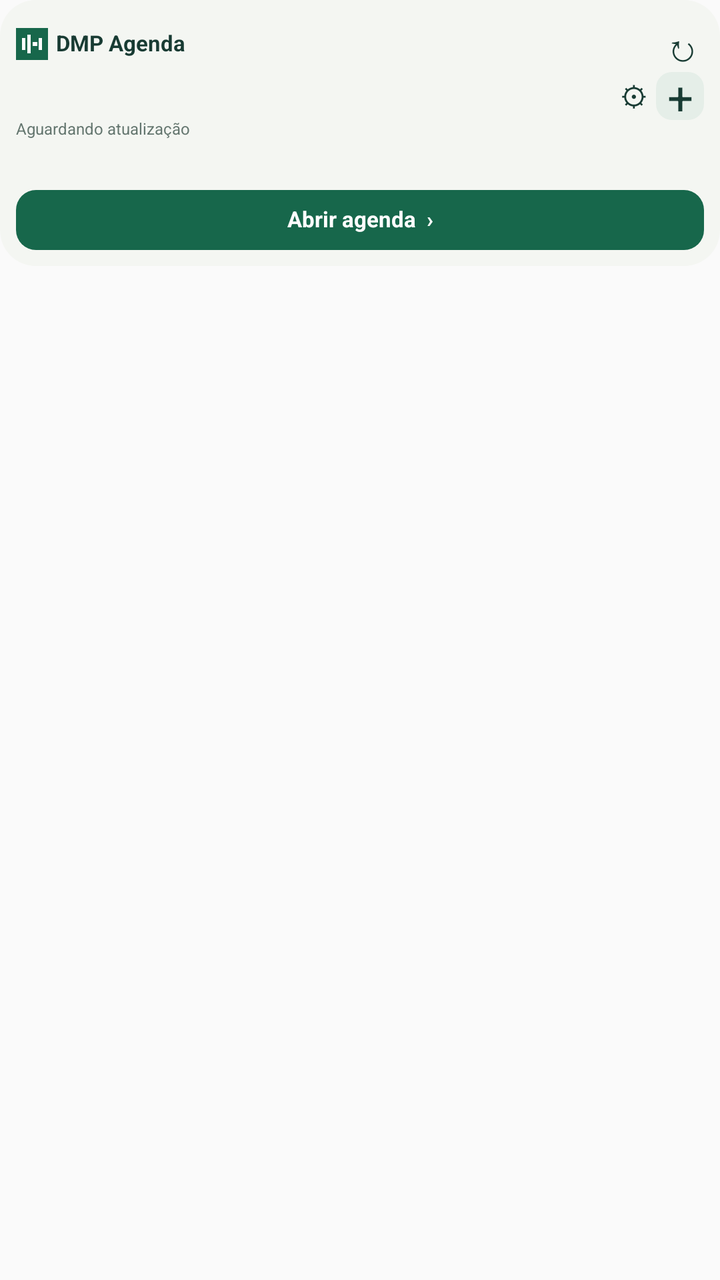
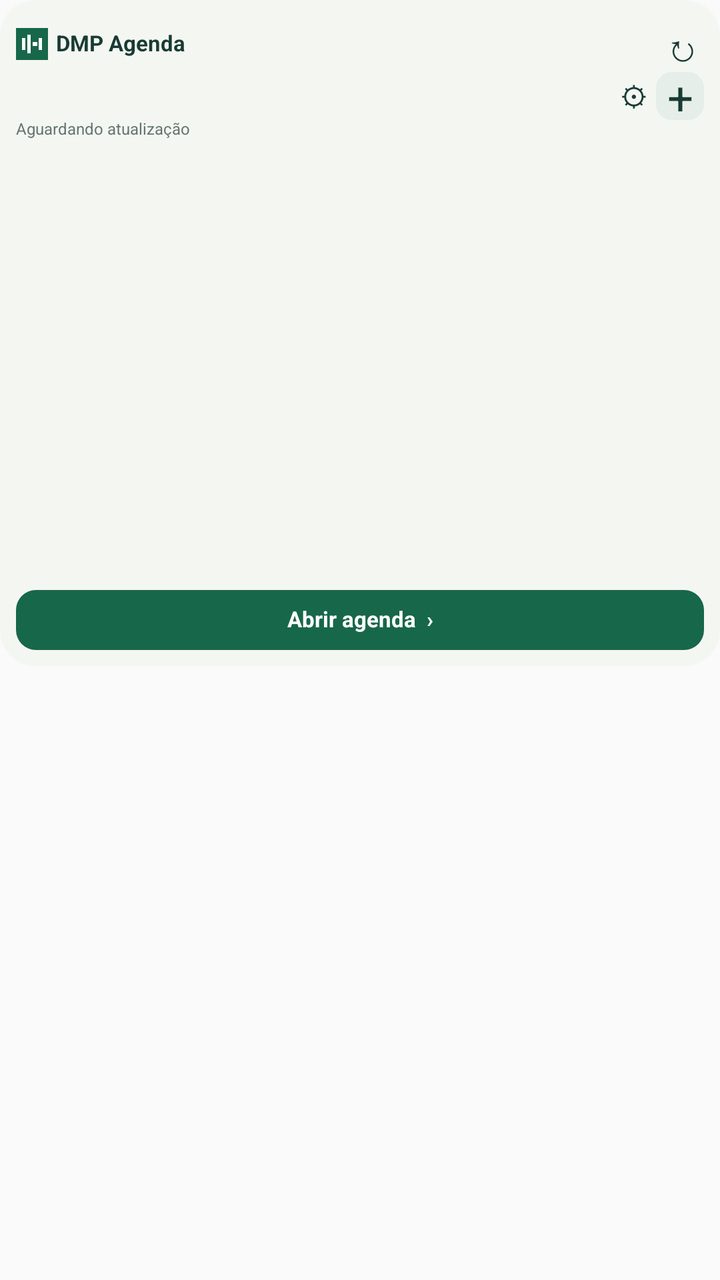

The first picture is an Android layout as it rendered before a commit; the second is the same layout after the commit. The layout source and the unified diff follow.
<!-- AndroidManifest.xml: application theme android:Theme.Material.Light.NoActionBar -->
<!-- res/layout/agenda_widget_compact.xml -->
<FrameLayout xmlns:android="http://schemas.android.com/apk/res/android" android:id="@+id/root" android:layout_width="match_parent" android:layout_height="match_parent">
  <RelativeLayout android:id="@+id/shell" android:layout_width="match_parent" android:layout_height="wrap_content">
    <ImageView android:id="@+id/shell_bg" android:layout_width="match_parent" android:layout_height="0dp" android:scaleType="fitXY" android:contentDescription="" android:layout_alignTop="@id/content" android:layout_alignBottom="@id/content" android:src="@drawable/widget_surface" />
    <LinearLayout android:layout_width="match_parent" android:layout_height="wrap_content" android:orientation="vertical" android:padding="8dp" android:id="@+id/content">
      <LinearLayout android:layout_width="match_parent" android:layout_height="28dp" android:orientation="horizontal" android:gravity="center_vertical">
        <ImageView android:layout_width="16dp" android:layout_height="16dp" android:src="@drawable/icon" android:contentDescription="DMP" />
        <TextView android:id="@+id/header" android:layout_width="0dp" android:layout_height="wrap_content" android:text="DMP Agenda" android:textSize="11sp" android:textColor="#183B33" android:includeFontPadding="false" android:layout_weight="1" android:paddingStart="4dp" android:maxLines="1" android:ellipsize="end" android:textStyle="bold" />
        <TextView android:id="@+id/refresh" android:layout_width="22dp" android:layout_height="24dp" android:text="↻" android:textSize="19sp" android:textColor="#183B33" android:includeFontPadding="false" android:gravity="center" android:contentDescription="Atualizar" />
      </LinearLayout>
      <LinearLayout android:layout_width="match_parent" android:layout_height="24dp" android:orientation="horizontal" android:gravity="center_vertical">
        <TextView android:id="@+id/date" android:layout_width="0dp" android:layout_height="wrap_content" android:text="" android:textSize="9sp" android:includeFontPadding="false" android:layout_weight="1" android:maxLines="1" android:textColor="#5D706A" />
        <TextView android:id="@+id/settings" android:layout_width="22dp" android:layout_height="20dp" android:text="⚙" android:textSize="14sp" android:textColor="#183B33" android:includeFontPadding="false" android:gravity="center" android:contentDescription="Configurar widget" />
        <TextView android:id="@+id/add" android:layout_width="24dp" android:layout_height="24dp" android:text="+" android:textSize="23sp" android:textColor="#183B33" android:includeFontPadding="false" android:gravity="center" android:contentDescription="Adicionar compromisso" android:background="@drawable/widget_add" />
      </LinearLayout>
      <TextView android:id="@+id/updated" android:layout_width="match_parent" android:layout_height="wrap_content" android:text="Aguardando atualização" android:textSize="8sp" android:includeFontPadding="false" android:textColor="#64766F" android:paddingBottom="4dp" android:maxLines="1" />
      <LinearLayout android:layout_width="match_parent" android:layout_height="wrap_content" android:orientation="vertical" android:id="@+id/items">
</LinearLayout>
      <TextView android:id="@+id/more" android:layout_width="match_parent" android:layout_height="wrap_content" android:text="" android:textSize="10sp" android:includeFontPadding="false" android:paddingTop="4dp" android:textColor="#386453" android:maxLines="1" />
      <TextView android:id="@+id/agenda" android:layout_width="match_parent" android:layout_height="30dp" android:text="Abrir agenda  ›" android:textSize="11sp" android:includeFontPadding="false" android:background="@drawable/widget_button" android:textColor="#FFFFFF" android:gravity="center" android:textStyle="bold" android:layout_marginTop="6dp" />
    </LinearLayout>
  </RelativeLayout>
</FrameLayout>
<!-- resources referenced by this layout -->
<resources>
  <!-- drawable icon (drawable) -->
  <vector xmlns:android="http://schemas.android.com/apk/res/android" android:width="48dp" android:height="48dp" android:viewportWidth="48" android:viewportHeight="48"><path android:fillColor="#17674B" android:pathData="M0,0h48v48h-48z"/><path android:fillColor="#FFFFFF" android:pathData="M9,15h5v18h-5zM17,10h5v28h-5zM25,21h7v6h-7zM34,15h5v18h-5z"/></vector>
  <!-- drawable widget_add (drawable) -->
  <shape xmlns:android="http://schemas.android.com/apk/res/android" android:shape="rectangle"><solid android:color="#E5EEE8"/><corners android:radius="8dp"/></shape>
  <!-- drawable widget_button (drawable) -->
  <shape xmlns:android="http://schemas.android.com/apk/res/android" android:shape="rectangle"><solid android:color="#17674B"/><corners android:radius="10dp"/></shape>
  <!-- drawable widget_surface (drawable) -->
  <shape xmlns:android="http://schemas.android.com/apk/res/android" android:shape="rectangle"><solid android:color="#F4F6F2"/><corners android:radius="18dp"/></shape>
</resources>

<!-- the commit's change to res/layout/agenda_widget_compact.xml (unified diff, before → after) -->
@@ -13,8 +13,8 @@
         <TextView android:id="@+id/add" android:layout_width="24dp" android:layout_height="24dp" android:text="+" android:textSize="23sp" android:textColor="#183B33" android:includeFontPadding="false" android:gravity="center" android:contentDescription="Adicionar compromisso" android:background="@drawable/widget_add" />
       </LinearLayout>
       <TextView android:id="@+id/updated" android:layout_width="match_parent" android:layout_height="wrap_content" android:text="Aguardando atualização" android:textSize="8sp" android:includeFontPadding="false" android:textColor="#64766F" android:paddingBottom="4dp" android:maxLines="1" />
-      <LinearLayout android:layout_width="match_parent" android:layout_height="wrap_content" android:orientation="vertical" android:id="@+id/items">
-</LinearLayout>
+      <ListView android:layout_width="match_parent" android:layout_height="200dp" android:id="@+id/items" android:divider="@null" android:scrollbars="vertical" android:cacheColorHint="@android:color/transparent" android:nestedScrollingEnabled="false">
+</ListView>
       <TextView android:id="@+id/more" android:layout_width="match_parent" android:layout_height="wrap_content" android:text="" android:textSize="10sp" android:includeFontPadding="false" android:paddingTop="4dp" android:textColor="#386453" android:maxLines="1" />
       <TextView android:id="@+id/agenda" android:layout_width="match_parent" android:layout_height="30dp" android:text="Abrir agenda  ›" android:textSize="11sp" android:includeFontPadding="false" android:background="@drawable/widget_button" android:textColor="#FFFFFF" android:gravity="center" android:textStyle="bold" android:layout_marginTop="6dp" />
     </LinearLayout>
